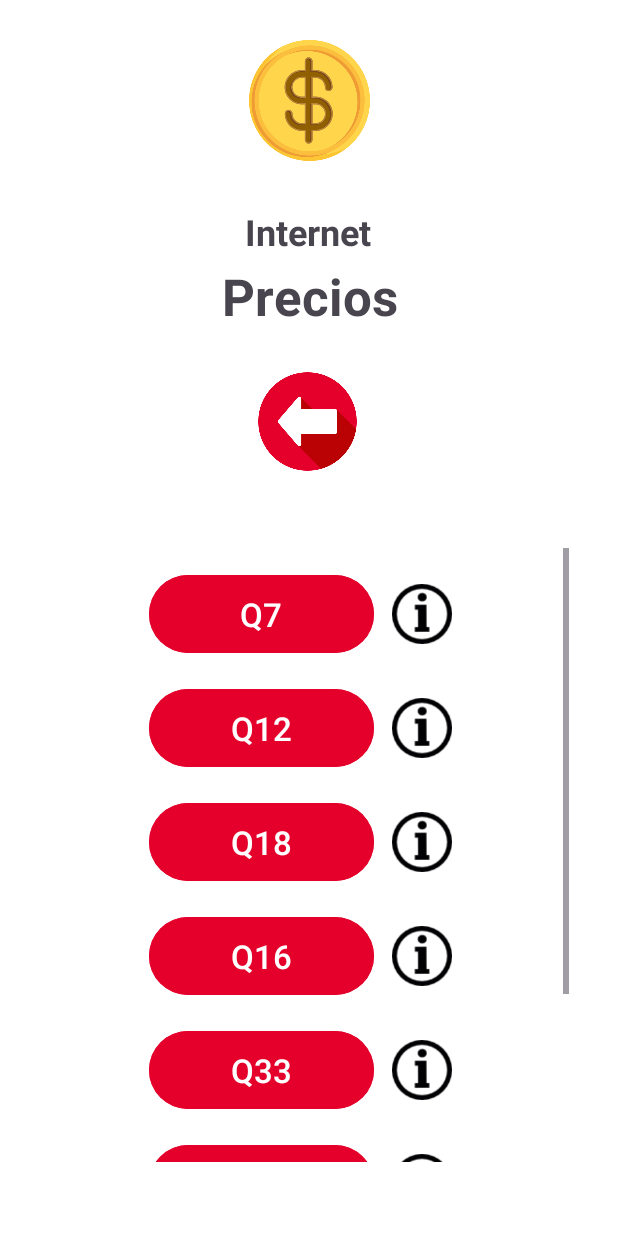
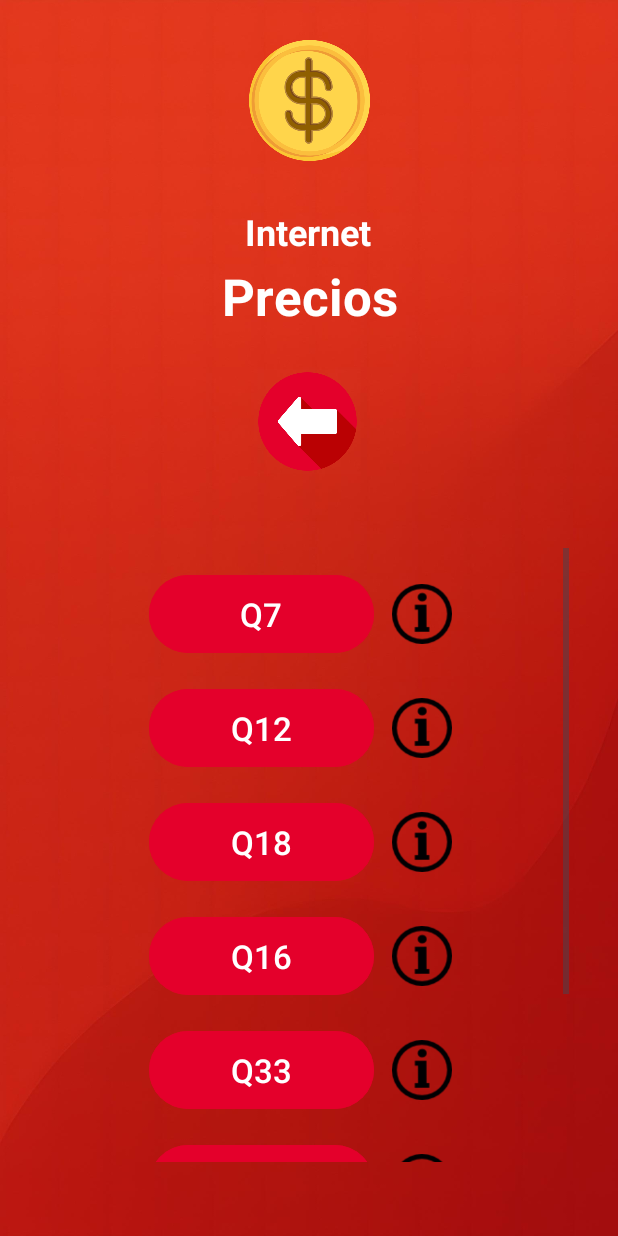
Before and after one commit to carlosEnriqueGC/ProyectoANDROID2024, an Android app: the MenuInternet screen opened directly, with no data from a screen before it, on a phone screen of 412 x 824 dp. Run offline under Robolectric (Android 15) with nearby library versions, the phone set to English and light mode, and no system bars.

Commit message:
cambio de imagen de la pantalla de internet

```diff
--- a/PROYECTORECARGAAPP/app/src/main/java/com/umg/clarorecargasapp/MenuInternet.java
+++ b/PROYECTORECARGAAPP/app/src/main/java/com/umg/clarorecargasapp/MenuInternet.java
@@ -104,71 +104,5 @@ public class MenuInternet extends AppCompatActivity {
             intent.putExtra("precio", precioSeleccionado);
             startActivity(intent);
         });
-
-        // Configura los clics para los ImageViews
-        setupInfoClickListener(R.id.info1, "1 día + 500MB + ", R.drawable.whatsappp, R.drawable.facebook, R.drawable.clarosport);
-        setupInfoClickListener(R.id.info2, "2 días + 1.2GB + ", R.drawable.whatsappp, R.drawable.facebook, R.drawable.clarosport);
-        setupInfoClickListener(R.id.info3, "3 días + 2.2GB + ", R.drawable.whatsappp, R.drawable.facebook, R.drawable.instagram, R.drawable.mensajero, R.drawable.tiktok, R.drawable.gorjeo, R.drawable.spotify, R.drawable.youtube, R.drawable.clarosport);
-        setupInfoClickListener(R.id.info4, "1 día + 3GB + ", R.drawable.whatsappp, R.drawable.facebook, R.drawable.clarosport);
-        setupInfoClickListener(R.id.info5, "7 días + 6GB + ", R.drawable.whatsappp, R.drawable.facebook, R.drawable.instagram, R.drawable.mensajero, R.drawable.tiktok, R.drawable.gorjeo, R.drawable.spotify, R.drawable.youtube, R.drawable.clarosport);
-        setupInfoClickListener(R.id.info6, "15 días + 8GB + ", R.drawable.whatsappp, R.drawable.facebook, R.drawable.instagram, R.drawable.mensajero, R.drawable.tiktok, R.drawable.gorjeo, R.drawable.spotify, R.drawable.youtube, R.drawable.clarosport);
-        setupInfoClickListener(R.id.info7, "30 días + 15GB + ", R.drawable.whatsappp, R.drawable.facebook, R.drawable.instagram, R.drawable.mensajero, R.drawable.tiktok, R.drawable.gorjeo, R.drawable.spotify, R.drawable.youtube, R.drawable.clarosport);
-    }
-
-    private void setupInfoClickListener(int imageViewId, String messageText, int... iconDrawables) {
-        ImageView infoImageView = findViewById(imageViewId);
-        infoImageView.setOnClickListener(v -> {
-            AlertDialog.Builder builder = new AlertDialog.Builder(MenuInternet.this);
-            builder.setTitle("Información"); // Título del diálogo
-
-            // Crear un SpannableStringBuilder para el mensaje con iconos
-            SpannableStringBuilder message = new SpannableStringBuilder();
-
-            // Añadir texto normal
-            message.append(messageText);
-
-            // Añadir íconos con tamaño personalizado (por ejemplo, 40x40 px)
-            for (int iconDrawable : iconDrawables) {
-                // Añadir un espaciado mayor entre íconos
-                message.append("  +  "); // Espacio entre íconos, ajusta el número de espacios según sea necesario
-                ImageSpan iconSpan = getImageSpan(iconDrawable, 55, 55);
-                if (iconSpan != null) {
-                    message.setSpan(iconSpan, message.length() - 3, message.length(), 0); // Ajusta los índices para que el ícono no sobrescriba el texto
-                }
-            }
-
-            // Establecer el mensaje en el AlertDialog
-            builder.setMessage(message);
-            builder.setIcon(R.drawable.informacion);
-
-            // Configura el botón de cerrar
-            builder.setPositiveButton("Cerrar", (dialog, which) -> dialog.dismiss());
-
-            // Muestra el cuadro de diálogo
-            builder.show();
-        });
-    }
-
-    private ImageSpan getImageSpan(int drawableId, int width, int height) {
-        // Usa ContextCompat para obtener el Drawable de manera compatible con todas las versiones de Android
-        Drawable drawable = ContextCompat.getDrawable(this, drawableId);
-
-        if (drawable == null) {
-            // Maneja el caso en el que el Drawable no se puede obtener
-            return null;
-        }
-
-        // Si el Drawable es una instancia de BitmapDrawable, redimensiona la imagen
-        if (drawable instanceof BitmapDrawable) {
-            Bitmap bitmap = ((BitmapDrawable) drawable).getBitmap();
-            Bitmap scaledBitmap = Bitmap.createScaledBitmap(bitmap, width, height, true);
-            BitmapDrawable scaledDrawable = new BitmapDrawable(getResources(), scaledBitmap);
-            scaledDrawable.setBounds(0, 0, scaledBitmap.getWidth(), scaledBitmap.getHeight());
-            return new ImageSpan(scaledDrawable);
-        }
-
-        // Si no es una instancia de BitmapDrawable, usa el Drawable original
-        drawable.setBounds(0, 0, width, height);
-        return new ImageSpan(drawable);
     }
 }
--- a/PROYECTORECARGAAPP/app/src/main/res/layout/activity_menu_internet.xml
+++ b/PROYECTORECARGAAPP/app/src/main/res/layout/activity_menu_internet.xml
@@ -5,15 +5,25 @@
     android:id="@+id/main"
     android:layout_width="match_parent"
     android:layout_height="match_parent"
-    android:background="#FFFFFF"
     tools:context=".MenuInternet">
+
+    <ImageView
+        android:id="@+id/backgroundImage"
+        android:layout_width="0dp"
+        android:layout_height="0dp"
+        android:scaleType="centerCrop"
+        android:src="@drawable/fondoapp"
+        app:layout_constraintTop_toTopOf="parent"
+        app:layout_constraintBottom_toBottomOf="parent"
+        app:layout_constraintStart_toStartOf="parent"
+        app:layout_constraintEnd_toEndOf="parent" />
 
     <ImageButton
         android:id="@+id/btnVolverI"
         android:layout_width="71dp"
         android:layout_height="70dp"
         android:layout_marginStart="16dp"
-        android:background="#FFFFFF"
+        android:background="#01FFFFFF"
         android:contentDescription="@string/descripcion_boton"
         android:scaleType="fitCenter"
         app:layout_constraintBottom_toBottomOf="parent"
@@ -32,6 +42,7 @@
         android:gravity="center"
         android:text="Precios"
         android:textAlignment="center"
+        android:textColor="#FFFFFF"
         android:textSize="34sp"
         android:textStyle="bold"
         app:layout_constraintBottom_toBottomOf="parent"
@@ -248,6 +259,7 @@
         android:layout_height="wrap_content"
         android:text="Internet"
         android:textAlignment="textStart"
+        android:textColor="#FFFFFF"
         android:textSize="24sp"
         android:textStyle="bold"
         app:layout_constraintBottom_toBottomOf="parent"
```
